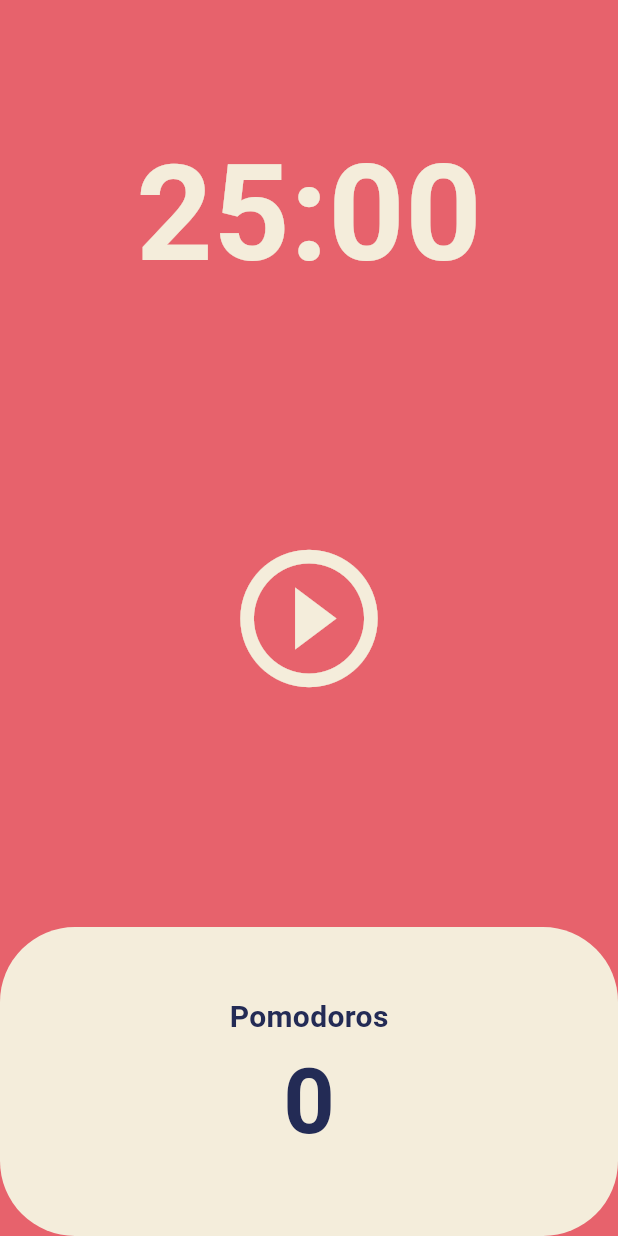
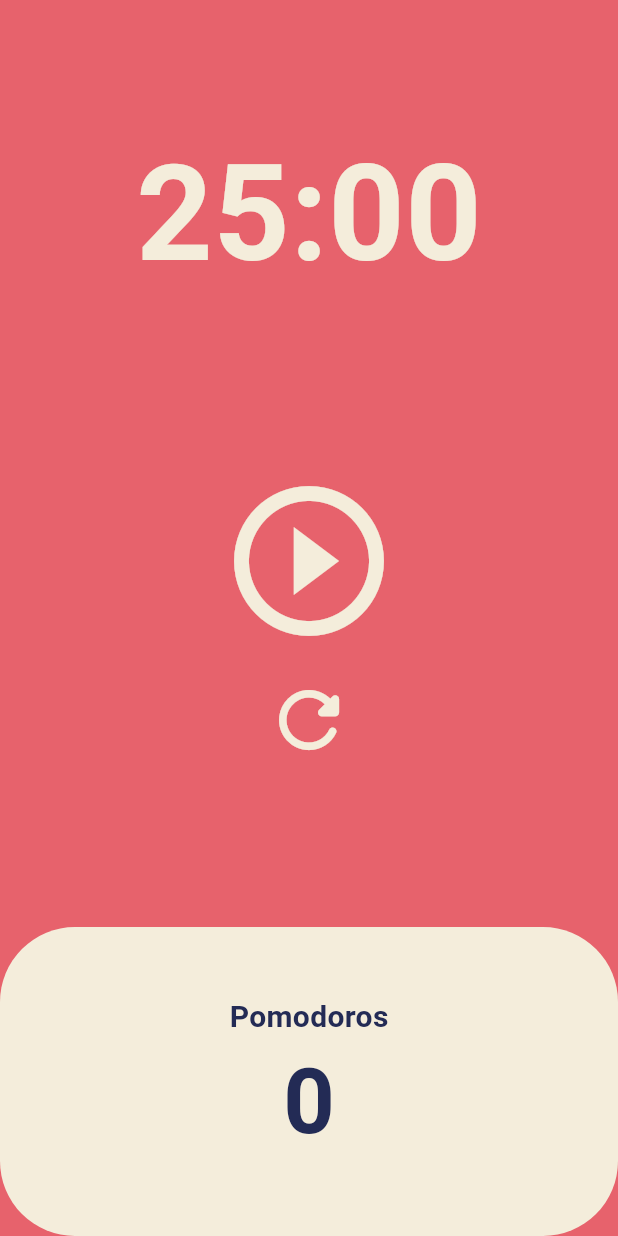
Before and after one commit to ParkSohyunee/flutter-toonflix, a Flutter app: the screen it shows after launch, on a phone screen of 412 x 824 dp. Run offline on Flutter 3.47's test engine with Material 3 defaults, Android fonts, the phone set to English and light mode, and no system bars.

Commit message:
feat: refresh 버튼 추가

```diff
--- a/lib/screens/home_screen.dart
+++ b/lib/screens/home_screen.dart
@@ -44,6 +44,14 @@ class _HomeScreenState extends State<HomeScreen> {
     });
   }
 
+  void onRefreshPressed() {
+    timer.cancel();
+    setState(() {
+      isRunning = false;
+      totalSeconds = twentyFiveMinutes;
+    });
+  }
+
   String format(int seconds) {
     var duration = Duration(seconds: seconds);
     return duration.toString().substring(2, 7); // 0:25:00.000000 -> 25:00
@@ -69,15 +77,24 @@ class _HomeScreenState extends State<HomeScreen> {
               )),
           Flexible(
               flex: 2,
-              child: Center(
-                child: IconButton(
+              child: Column(
+                mainAxisAlignment: MainAxisAlignment.center,
+                children: [
+                  IconButton(
                     onPressed: isRunning ? onPausePressed : onStartPressed,
                     icon: Icon(isRunning
                         ? Icons.pause_circle_outline_outlined
                         : Icons.play_circle_outline_outlined),
-                  iconSize: 110,
+                    iconSize: 120,
                     color: Theme.of(context).cardColor,
                   ),
+                  IconButton(
+                    onPressed: onRefreshPressed,
+                    icon: const Icon(Icons.refresh_rounded),
+                    iconSize: 60,
+                    color: Theme.of(context).cardColor,
+                  ),
+                ],
               )),
           Flexible(
             flex: 1,
```
Lines whose indentation alone changed are shown as unchanged.
